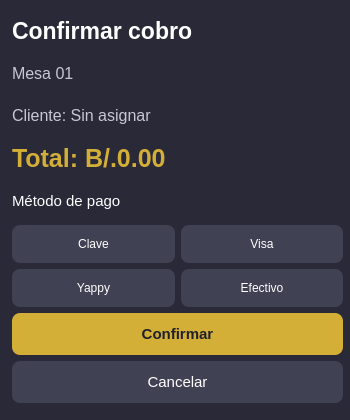
Before: the Qt Designer form confirmar_cobro.ui in Bakachi12/Menu, drawn with Qt 5.
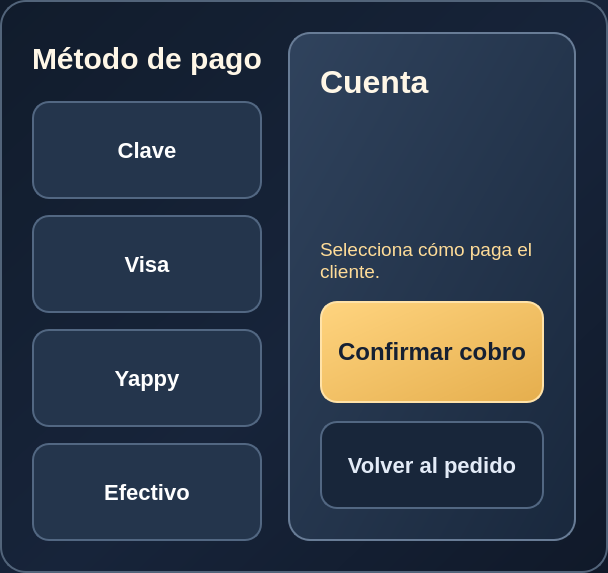
After: the same form once the commit is applied.

Commit message: Mejora navegación y diseño de cobros

Diff of the .ui file:
```diff
--- a/confirmar_cobro.ui
+++ b/confirmar_cobro.ui
@@ -1,160 +1,61 @@
 <?xml version="1.0" encoding="UTF-8"?>
 <ui version="4.0">
  <class>DialogCobro</class>
- <widget class="QDialog" name="DialogCobro">
-  <property name="geometry">
-   <rect>
-    <x>0</x>
-    <y>0</y>
-    <width>350</width>
-    <height>420</height>
-   </rect>
-  </property>
-  <property name="minimumSize">
-   <size>
-    <width>0</width>
-    <height>0</height>
-   </size>
-  </property>
-  <property name="maximumSize">
-   <size>
-    <width>16777215</width>
-    <height>16777215</height>
-   </size>
-  </property>
-  <property name="windowTitle">
-   <string>Confirmar cobro</string>
-  </property>
-  <property name="styleSheet">
-   <string notr="true">QDialog {
-    background-color: #292938;
-    color: white;
-}
-
-QLabel {
-    color: white;
-    font-size: 15px;
-}
-
-QPushButton {
-    background-color: #414154;
-    color: white;
-    border: none;
-    border-radius: 8px;
-    padding: 12px;
-}
-
-QPushButton:checked {background-color: #D4AF37; color: #161622; font-weight: bold;}
-QPushButton:hover {
-    background-color: #55556A;
-}</string>
-  </property>
-  <widget class="QWidget" name="layoutWidget">
-   <property name="geometry">
-    <rect>
-     <x>12</x>
-     <y>12</y>
-     <width>331</width>
-     <height>391</height>
-    </rect>
-   </property>
-   <layout class="QVBoxLayout" name="verticalLayout">
-    <item>
-     <widget class="QLabel" name="lblTituloCobro">
-      <property name="styleSheet">
-       <string notr="true">color: #FFFFFF;
-font-size: 23px;
-font-weight: bold;</string>
-      </property>
-      <property name="text">
-       <string>Confirmar cobro</string>
-      </property>
-     </widget>
-    </item>
-    <item>
-     <widget class="QLabel" name="lblMesaCobro">
-      <property name="styleSheet">
-       <string notr="true">color: #C8C8D4;
-font-size: 16px;</string>
-      </property>
-      <property name="text">
-       <string>Mesa 01</string>
-      </property>
-     </widget>
-    </item>
-    <item>
-     <widget class="QLabel" name="lblClienteCobro">
-      <property name="styleSheet">
-       <string notr="true">color: #C8C8D4;
-font-size: 16px;</string>
-      </property>
-      <property name="text">
-       <string>Cliente: Sin asignar</string>
-      </property>
-     </widget>
-    </item>
-    <item>
-     <widget class="QLabel" name="lblTotalCobro">
-      <property name="styleSheet">
-       <string notr="true">color: #D4AF37;
-font-size: 25px;
-font-weight: bold;</string>
-      </property>
-      <property name="text">
-       <string>Total: B/.0.00</string>
-      </property>
-     </widget>
-    </item>
-    <item><widget class="QLabel" name="lblPago"><property name="text"><string>Método de pago</string></property></widget></item>
-    <item><layout class="QGridLayout" name="opcionesPago">
-<item row="0" column="0"><widget class="QPushButton" name="pagoClave"><property name="text"><string>Clave</string></property><property name="checkable"><bool>true</bool></property></widget></item>
-<item row="0" column="1"><widget class="QPushButton" name="pagoVisa"><property name="text"><string>Visa</string></property><property name="checkable"><bool>true</bool></property></widget></item>
-<item row="1" column="0"><widget class="QPushButton" name="pagoYappy"><property name="text"><string>Yappy</string></property><property name="checkable"><bool>true</bool></property></widget></item>
-<item row="1" column="1"><widget class="QPushButton" name="pagoEfectivo"><property name="text"><string>Efectivo</string></property><property name="checkable"><bool>true</bool></property></widget></item>
-    </layout></item>
-    <item>
-     <widget class="QPushButton" name="btnConfirmarCobro">
-      <property name="styleSheet">
-       <string notr="true">QPushButton {
-    background-color: #D4AF37;
-    color: #20202B;
-    border-radius: 8px;
-    font-size: 15px;
-    font-weight: bold;
-    padding: 12px;
-}
-
-QPushButton:hover {
-    background-color: #E5C45A;
-}</string>
-      </property>
-      <property name="text">
-       <string>Confirmar</string>
-      </property>
-     </widget>
-    </item>
-    <item>
-     <widget class="QPushButton" name="btnCancelarCobro">
-      <property name="styleSheet">
-       <string notr="true">QPushButton {
-    background-color: #414154;
-    color: white;
-    border-radius: 8px;
-    font-size: 15px;
-    padding: 12px;
-}
-
-QPushButton:hover {
-    background-color: #55556A;
-}</string>
-      </property>
-      <property name="text">
-       <string>Cancelar</string>
-      </property>
-     </widget>
-    </item>
-   </layout>
-  </widget>
+ <widget class="QWidget" name="DialogCobro">
+ <property name="styleSheet"><string>QWidget#DialogCobro {background: qlineargradient(x1:0,y1:0,x2:1,y2:1,stop:0 #111c2c,stop:0.55 #17243a,stop:1 #101929); border: 2px solid #52647a; border-radius: 26px;}
+QFrame#resumen {background: qlineargradient(x1:0,y1:0,x2:1,y2:1,stop:0 #30435d,stop:1 #19283d); border:2px solid #687c96; border-radius:22px;}
+QLabel {background:transparent; color:#dce5f1; font-size:20px;}
+QLabel#lblPago {font-size:30px; font-weight:bold; color:#fff7e7;}
+QLabel#lblMesaCobro {font-size:32px; font-weight:bold; color:#fff7e7;}
+QLabel#lblClienteCobro {font-size:21px; color:#dce5f1;}
+QLabel#lblTotalCobro {font-size:52px; font-weight:bold; color:#ffd17c;}
+QLabel#estadoCobro {color:#ffdc98; font-size:19px;}
+QPushButton {min-height:78px; padding:8px 16px; border-radius:17px; border:2px solid #526782; background:#24354c; color:white; font-size:22px; font-weight:bold;}
+QPushButton:hover {background:#344a66; border-color:#9caec2;}
+QPushButton:checked {background:#55452b; border:3px solid #ffd17c; color:#ffe7b5;}
+QPushButton#btnConfirmarCobro {min-height:82px; background:qlineargradient(x1:0,y1:0,x2:1,y2:1,stop:0 #ffd47f,stop:1 #e5ae4d); border:2px solid #ffe2a8; color:#152033; font-size:24px;}
+QPushButton#btnConfirmarCobro:hover {background:#ffe0a0;}
+QPushButton#btnConfirmarCobro:disabled {background:#334154; border-color:#405169; color:#b7c2d0;}
+QPushButton#btnCancelarCobro {min-height:68px; background:#18263a; color:#e3ebf7;}
+QPushButton#btnCancelarCobro:hover {background:#263a54; border-color:#8a9db5;}
+</string></property>
+ <layout class="QHBoxLayout" name="paneles" stretch="5,6"><property name="leftMargin"><number>32</number></property><property name="rightMargin"><number>32</number></property><property name="topMargin"><number>32</number></property><property name="bottomMargin"><number>32</number></property><property name="spacing"><number>26</number></property>
+ <item><layout class="QVBoxLayout" name="opcionesPago">
+ <property name="spacing"><number>16</number></property>
+ <item><widget class="QLabel" name="lblPago">
+<property name="text"><string>Método de pago</string></property><property name="wordWrap"><bool>true</bool></property>
+</widget></item>
+ <item><widget class="QPushButton" name="pagoClave">
+<property name="text"><string>Clave</string></property><property name="checkable"><bool>true</bool></property>
+</widget></item>
+ <item><widget class="QPushButton" name="pagoVisa">
+<property name="text"><string>Visa</string></property><property name="checkable"><bool>true</bool></property>
+</widget></item>
+ <item><widget class="QPushButton" name="pagoYappy">
+<property name="text"><string>Yappy</string></property><property name="checkable"><bool>true</bool></property>
+</widget></item>
+ <item><widget class="QPushButton" name="pagoEfectivo">
+<property name="text"><string>Efectivo</string></property><property name="checkable"><bool>true</bool></property>
+</widget></item>
+ </layout></item>
+ <item><widget class="QFrame" name="resumen"><layout class="QVBoxLayout" name="cuenta"><property name="leftMargin"><number>30</number></property><property name="rightMargin"><number>30</number></property><property name="topMargin"><number>30</number></property><property name="bottomMargin"><number>30</number></property><property name="spacing"><number>18</number></property>
+ <item><widget class="QLabel" name="lblMesaCobro">
+<property name="text"><string>Cuenta</string></property><property name="wordWrap"><bool>true</bool></property>
+</widget></item><item><widget class="QLabel" name="lblClienteCobro">
+<property name="text"><string></string></property><property name="wordWrap"><bool>true</bool></property>
+</widget></item>
+ <item><widget class="QLabel" name="lblTotalCobro">
+<property name="text"><string></string></property><property name="wordWrap"><bool>true</bool></property>
+</widget></item><item><widget class="QLabel" name="estadoCobro">
+<property name="text"><string>Selecciona cómo paga el cliente.</string></property><property name="wordWrap"><bool>true</bool></property>
+</widget></item>
+ <item><widget class="QPushButton" name="btnConfirmarCobro">
+<property name="text"><string>Confirmar cobro</string></property>
+</widget></item><item><widget class="QPushButton" name="btnCancelarCobro">
+<property name="text"><string>Volver al pedido</string></property>
+</widget></item>
+ </layout></widget></item>
+ </layout>
  </widget>
  <resources/>
  <connections/>
```
Left out of the diff: 3 changed lines with no effect on the pictures. The commit also changes 17 other files.
